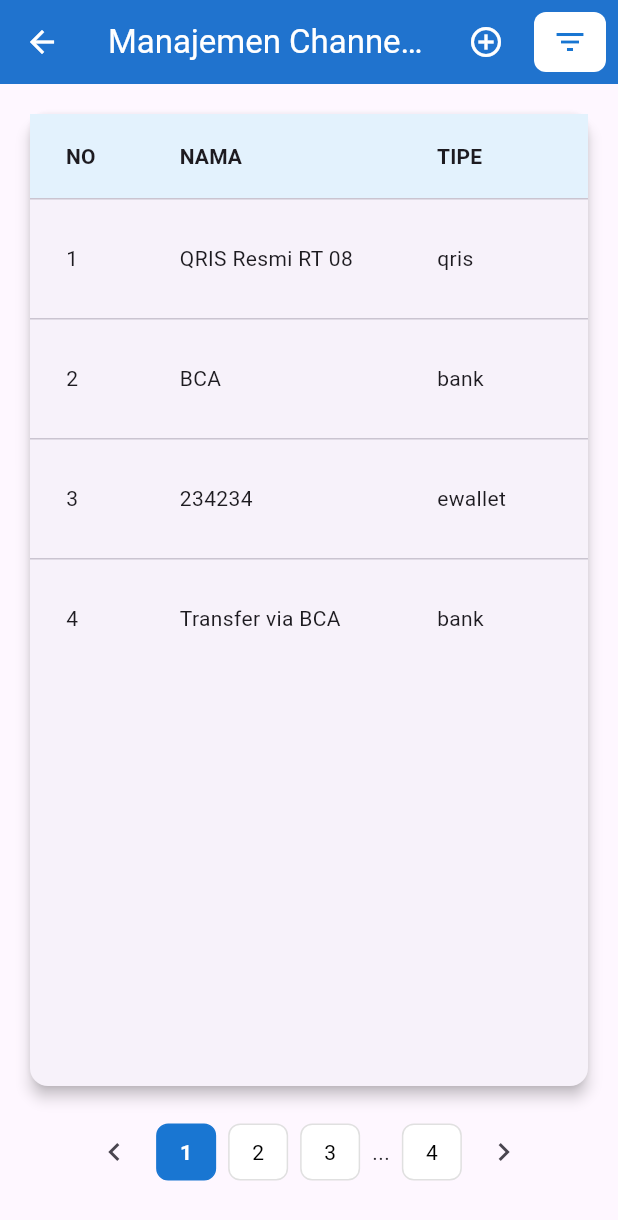
After one commit to AstorBoy11/PBL-Jawara-Mobile, a Flutter app: the ChannelTransferScreen screen opened directly, on a phone screen of 412 x 824 dp. The commit adds this screen. Shown: the top 1220 px of the screen. Run offline on Flutter 3.47's test engine with Material 3 defaults, Android fonts, the light colour scheme and no system bars.

Commit message:
feat: Add Channel Transfer page and integrate with routing
- Implemented ChannelTransferPage with a data table for managing channel transfers.
- Added mock data for channel transfers and created a model class for ChannelTransfer.
- Updated routes to include the new Channel Transfer page.
- Modified existing tests to include checks for the new Channel Transfer functionality.
- Refactored home page tests to ensure all navigation buttons are present.
- Updated laporan_keuangan_page_test to reflect changes in expected text.
- Enhanced widget tests for ChannelTransferPage to verify UI components and interactions.

```diff
--- /dev/null
+++ b/lib/Pages/channel_transfer_page.dart
@@ -0,0 +1,261 @@
+import 'package:flutter/material.dart';
+
+// --- MODEL DATA CHANNEL TRANSFER (Sesuai Gambar) ---
+class ChannelTransfer {
+  final int no;
+  final String nama;
+  final String tipe;
+  final String aN; // A/N = Atas Nama
+  // Aksi diwakili dengan 3 titik (...), tidak perlu menjadi field data
+
+  ChannelTransfer({
+    required this.no,
+    required this.nama,
+    required this.tipe,
+    required this.aN,
+  });
+}
+
+// --- DATA MOCKUP (CONTOH DATA CHANNEL TRANSFER) ---
+final List<ChannelTransfer> allChannels = [
+  ChannelTransfer(
+    no: 1,
+    nama: 'QRIS Resmi RT 08',
+    tipe: 'qris',
+    aN: 'RW 08 Karangploso',
+  ),
+  ChannelTransfer(no: 2, nama: 'BCA', tipe: 'bank', aN: 'jose'),
+  ChannelTransfer(no: 3, nama: '234234', tipe: 'ewallet', aN: '23234'),
+  ChannelTransfer(
+    no: 4,
+    nama: 'Transfer via BCA',
+    tipe: 'bank',
+    aN: 'RT Jawara Karangploso',
+  ),
+  // Tambahkan data lain jika diperlukan
+];
+
+// Export the main widget for routing
+class ChannelTransferPage extends StatelessWidget {
+  const ChannelTransferPage({super.key});
+
+  @override
+  Widget build(BuildContext context) {
+    // Mengganti FinanceDashboardScreen dengan ChannelTransferScreen
+    return const ChannelTransferScreen();
+  }
+}
+
+// Widget utama yang menampilkan tabel Channel Transfer
+class ChannelTransferScreen extends StatefulWidget {
+  const ChannelTransferScreen({super.key});
+
+  @override
+  State<ChannelTransferScreen> createState() => _ChannelTransferScreenState();
+}
+
+class _ChannelTransferScreenState extends State<ChannelTransferScreen> {
+  // Hanya menampilkan satu tipe tabel, jadi ViewType dan toggle tidak diperlukan
+  // Judul yang akan ditampilkan di halaman
+  final String pageTitle = 'Manajemen Channel Transfer';
+
+  @override
+  Widget build(BuildContext context) {
+    return Scaffold(
+      appBar: AppBar(
+        title: Text(pageTitle),
+        backgroundColor: Colors.blue.shade700,
+        foregroundColor: Colors.white,
+        elevation: 4,
+        actions: [
+          // Tombol untuk Aksi Tambah
+          IconButton(
+            icon: const Icon(Icons.add_circle_outline),
+            onPressed: () {
+              _showSnackbar('Aksi Tambah Channel Transfer');
+            },
+            tooltip: 'Tambah Data',
+          ),
+          // Tombol untuk Aksi Filter
+          Container(
+            margin: const EdgeInsets.symmetric(horizontal: 8, vertical: 8),
+            decoration: BoxDecoration(
+              color: Colors.white,
+              borderRadius: BorderRadius.circular(8),
+            ),
+            child: IconButton(
+              icon: Icon(Icons.filter_list, color: Colors.blue.shade700),
+              onPressed: () {
+                _showSnackbar('Aksi Filter');
+              },
+              tooltip: 'Filter Data',
+            ),
+          ),
+        ],
+      ),
+      body: Padding(
+        padding: const EdgeInsets.all(16.0),
+        child: Column(
+          crossAxisAlignment: CrossAxisAlignment.stretch,
+          children: [
+            // Konten filter/pencarian jika ada (ditiadakan untuk fokus ke tabel)
+            // const SizedBox(height: 20),
+
+            // --- WIDGET TABEL DATA CHANNEL TRANSFER ---
+            Expanded(
+              child: Card(
+                elevation: 4,
+                shape: RoundedRectangleBorder(
+                  borderRadius: BorderRadius.circular(12),
+                ),
+                child: SingleChildScrollView(
+                  scrollDirection: Axis.vertical,
+                  child: SingleChildScrollView(
+                    scrollDirection: Axis.horizontal,
+                    // Memanggil fungsi untuk membangun tabel Channel Transfer
+                    child: _buildChannelTransferDataTable(allChannels),
+                  ),
+                ),
+              ),
+            ),
+
+            // Placeholder Paginasi (sesuai dengan gambar)
+            _buildPagination(),
+          ],
+        ),
+      ),
+    );
+  }
+
+  // --- TABEL DATA CHANNEL TRANSFER ---
+  Widget _buildChannelTransferDataTable(List<ChannelTransfer> data) {
+    return DataTable(
+      // Min dan Max height disesuaikan agar gambar thumbnail muat
+      dataRowMinHeight: 60,
+      dataRowMaxHeight: 80,
+      headingRowColor: WidgetStateProperty.resolveWith(
+        (states) => Colors.blue.shade50,
+      ),
+      columns: const [
+        DataColumn(
+          label: Text('NO', style: TextStyle(fontWeight: FontWeight.bold)),
+        ),
+        DataColumn(
+          label: Text('NAMA', style: TextStyle(fontWeight: FontWeight.bold)),
+        ),
+        DataColumn(
+          label: Text('TIPE', style: TextStyle(fontWeight: FontWeight.bold)),
+        ),
+        DataColumn(
+          label: Text('A/N', style: TextStyle(fontWeight: FontWeight.bold)),
+        ),
+        DataColumn(
+          label: Text('AKSI', style: TextStyle(fontWeight: FontWeight.bold)),
+        ),
+      ],
+      rows: data.map((item) {
+        return DataRow(
+          cells: [
+            DataCell(Text(item.no.toString())),
+            DataCell(Text(item.nama)),
+            DataCell(Text(item.tipe)),
+            DataCell(Text(item.aN)),
+            DataCell(_buildActionMenu(item)),
+          ],
+        );
+      }).toList(),
+    );
+  }
+
+  // Widget Helper untuk Menu Aksi (3 titik)
+  Widget _buildActionMenu(ChannelTransfer item) {
+    return PopupMenuButton<String>(
+      icon: const Icon(Icons.more_horiz),
+      onSelected: (String result) {
+        _handleAction(result, 'Channel Transfer', item.nama);
+      },
+      itemBuilder: (BuildContext context) => <PopupMenuEntry<String>>[
+        const PopupMenuItem<String>(value: 'edit', child: Text('Ubah')),
+        const PopupMenuItem<String>(value: 'delete', child: Text('Hapus')),
+        const PopupMenuItem<String>(value: 'detail', child: Text('Detail')),
+      ],
+    );
+  }
+
+  // Fungsi untuk menangani aksi (Ubah/Hapus/Detail)
+  void _handleAction(String action, String type, String name) {
+    _showSnackbar('Aksi: $action pada Data $type: $name');
+    // Di sini Anda akan menambahkan logika CRUD yang sesungguhnya
+  }
+
+  // Widget Placeholder Paginasi (sesuai gambar)
+  Widget _buildPagination() {
+    return Padding(
+      padding: const EdgeInsets.symmetric(vertical: 16.0),
+      child: Row(
+        mainAxisAlignment: MainAxisAlignment.center,
+        children: [
+          IconButton(
+            icon: const Icon(Icons.chevron_left),
+            onPressed: () {
+              _showSnackbar('Halaman Sebelumnya');
+            },
+          ),
+          _buildPageNumber(1, true),
+          // Tombol paginasi lain
+          _buildPageNumber(2, false),
+          _buildPageNumber(3, false),
+          const Padding(
+            padding: EdgeInsets.symmetric(horizontal: 4.0),
+            child: Text('...'),
+          ),
+          _buildPageNumber(4, false),
+          IconButton(
+            icon: const Icon(Icons.chevron_right),
+            onPressed: () {
+              _showSnackbar('Halaman Selanjutnya');
+            },
+          ),
+        ],
+      ),
+    );
+  }
+
+  // Widget Helper untuk tombol angka halaman
+  Widget _buildPageNumber(int page, bool isCurrent) {
+    return InkWell(
+      onTap: () {
+        _showSnackbar('Halaman $page');
+      },
+      borderRadius: BorderRadius.circular(8),
+      child: Container(
+        margin: const EdgeInsets.symmetric(horizontal: 4),
+        padding: const EdgeInsets.symmetric(horizontal: 12, vertical: 8),
+        constraints: const BoxConstraints(minWidth: 40),
+        decoration: BoxDecoration(
+          color: isCurrent ? Colors.blue.shade700 : Colors.white,
+          borderRadius: BorderRadius.circular(8),
+          border: Border.all(
+            color: isCurrent ? Colors.blue.shade700 : Colors.grey.shade300,
+          ),
+        ),
+        alignment: Alignment.center,
+        child: Text(
+          page.toString(),
+          style: TextStyle(
+            color: isCurrent ? Colors.white : Colors.black,
+            fontWeight: isCurrent ? FontWeight.bold : FontWeight.normal,
+            fontSize: 14,
+          ),
+        ),
+      ),
+    );
+  }
+
+  // Fungsi untuk menampilkan Snackbar (pengganti dialog/alert sederhana)
+  void _showSnackbar(String message) {
+    ScaffoldMessenger.of(context).showSnackBar(
+      SnackBar(content: Text(message), duration: const Duration(seconds: 2)),
+    );
+  }
+}
--- a/lib/Pages/home_page.dart
+++ b/lib/Pages/home_page.dart
@@ -48,6 +48,16 @@ class HomePage extends StatelessWidget {
                   textStyle: const TextStyle(fontSize: 16),
                 ),
               ),
+              const SizedBox(height: 20),
+              ElevatedButton.icon(onPressed: () {
+                Navigator.pushNamed(context, Routes.channelTransfer);
+              }, label: const Text('Channel Transfer'),
+                icon: const Icon(Icons.transfer_within_a_station),
+                style: ElevatedButton.styleFrom(
+                  minimumSize: const Size(double.infinity, 50),
+                  textStyle: const TextStyle(fontSize: 16),
+                ),
+              ),
             ],
           ),
         ),
--- a/lib/routes.dart
+++ b/lib/routes.dart
@@ -2,12 +2,14 @@ import 'package:flutter/material.dart';
 import 'Pages/laporan_keuangan_page.dart';
 import 'Pages/home_page.dart';
 import 'Pages/data_rumah_dan_warga_page.dart';
+import 'Pages/channel_transfer_page.dart';
 
 // Route names
 class Routes {
   static const String laporanKeuangan = '/laporan-keuangan';
   static const String home = '/home';
   static const String dataRumahDanWarga = '/data-rumah-dan-warga';
+  static const String channelTransfer = '/channel-transfer';
 }
 
 // Route mapping
@@ -16,4 +18,5 @@ Map<String, WidgetBuilder> appRoutes = {
   Routes.laporanKeuangan: (context) => const LaporanKeuanganPage(),
   Routes.home: (context) => const HomePage(),
   Routes.dataRumahDanWarga: (context) => const DataRumahDanWargaPage(),
+  Routes.channelTransfer: (context) => const ChannelTransferPage(),
 };
```
Also changed, not shown: 6 other files.
